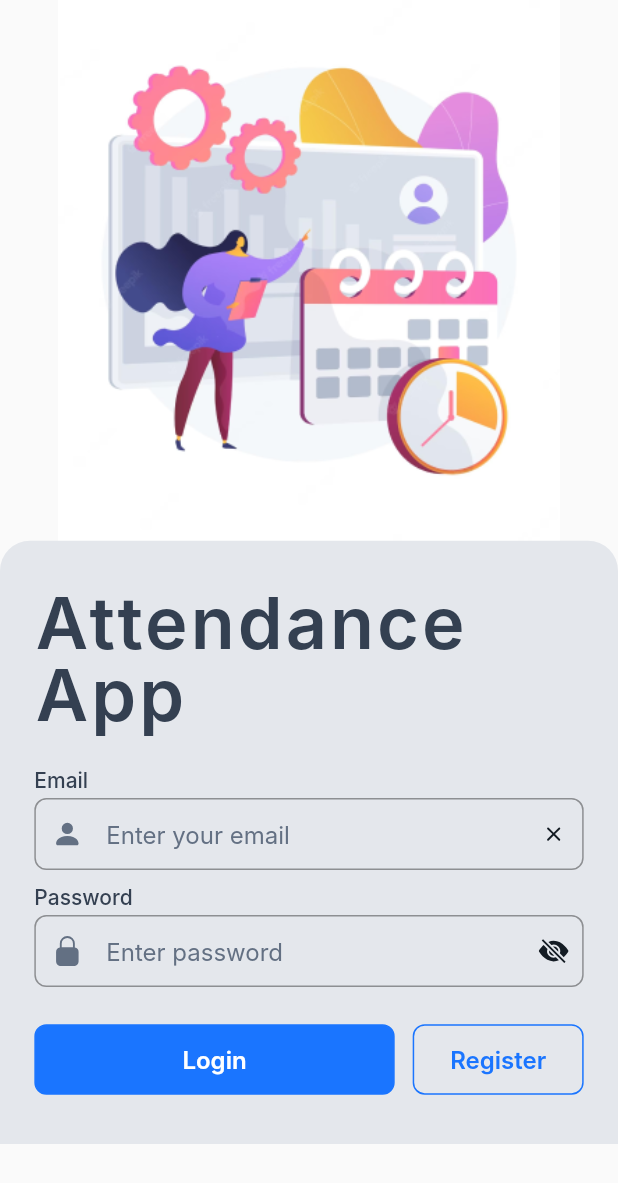
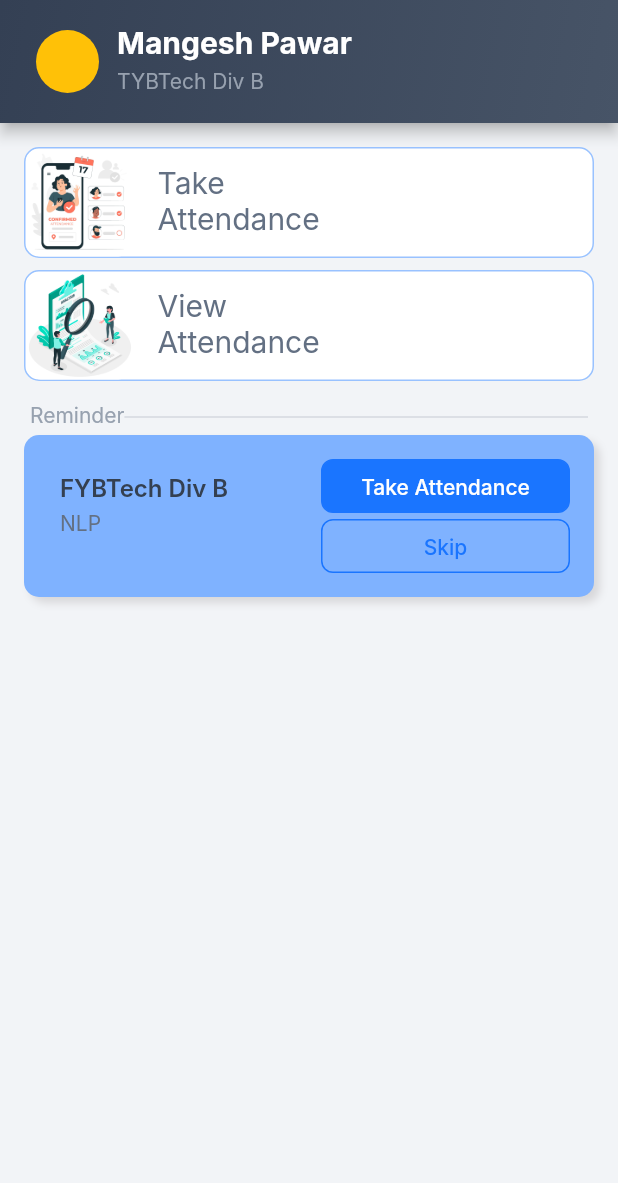
Before and after one commit to SunnyBun-ny/attendance_app_v2, a Flutter app: the screen it shows after launch, after a tap on "Login", on a phone screen of 412 x 824 dp. Shown: the top 1183 px of the screen. Run offline on Flutter 3.47's test engine with Material 2 defaults, Android fonts, the phone set to English and light mode, and no system bars; our stand-ins replace bootstrap_icons; Roboto replaces fonts that are missing (Inter).

Commit message:
Home Screen Added

```diff
--- a/lib/helpers/colors.dart
+++ b/lib/helpers/colors.dart
@@ -16,4 +16,6 @@ class AppColors {
 
   static get buttonColor => const Color(0xff1A75FF);
   static get buttonColorDisabled => const Color(0xffCCE0FF);
+  static get blue200 => const Color(0xff99C2FF);
+  static get blue300 => const Color(0xff7FB2FF);
 }
--- a/lib/helpers/fonts.dart
+++ b/lib/helpers/fonts.dart
@@ -5,6 +5,8 @@ class CustomFontStyle {
       fontSize: 14, fontWeight: FontWeight.w400, height: 1.3, color: color);
   static paraSMedium(Color color) => TextStyle(
       fontSize: 14, fontWeight: FontWeight.w500, height: 1.3, color: color);
+  static paraSSemi(Color color) => TextStyle(
+      fontSize: 14, fontWeight: FontWeight.w600, height: 1.3, color: color);
   static paraMRegular(Color color) => TextStyle(
       fontSize: 16, fontWeight: FontWeight.w400, height: 1.3, color: color);
   static paraMSemi(Color color) => TextStyle(
@@ -15,4 +17,34 @@ class CustomFontStyle {
       height: 1.01,
       color: color,
       letterSpacing: 2);
+  static subtitleBold(Color color) => TextStyle(
+        fontSize: 20,
+        fontWeight: FontWeight.w700,
+        height: 1.01,
+        color: color,
+      );
+  static subtitleMedium(Color color) => TextStyle(
+        fontSize: 20,
+        fontWeight: FontWeight.w500,
+        height: 1.01,
+        color: color,
+      );
+  static subtitleRegular(Color color) => TextStyle(
+        fontSize: 20,
+        fontWeight: FontWeight.w400,
+        height: 1.01,
+        color: color,
+      );
+  static captionM(Color color) => TextStyle(
+        fontSize: 14,
+        fontWeight: FontWeight.w500,
+        height: 1.01,
+        color: color,
+      );
+  static captionR(Color color) => TextStyle(
+        fontSize: 14,
+        fontWeight: FontWeight.w400,
+        height: 1.01,
+        color: color,
+      );
 }
--- a/lib/main.dart
+++ b/lib/main.dart
@@ -1,6 +1,8 @@
-import 'package:attendance_app_v2/modules/login_and_register/screenLogin.dart';
-import 'package:attendance_app_v2/modules/login_and_register/screenRegister.dart';
+import 'package:attendance_app_v2/modules/screenHome.dart';
 import 'package:flutter/material.dart';
+import 'package:attendance_app_v2/helpers/colors.dart';
+import 'modules/screenLogin.dart';
+import 'modules/screenRegister.dart';
 
 void main() {
   runApp(const AttendanceAppV2());
@@ -18,12 +20,13 @@ class _AttendanceAppV2State extends State<AttendanceAppV2> {
   Widget build(BuildContext context) {
     return MaterialApp(
       theme: ThemeData(
-        fontFamily: 'Inter',
-      ),
+          fontFamily: 'Inter',
+          scaffoldBackgroundColor: AppColors.neutralGrey100),
       initialRoute: ScreenLogin.route,
       routes: {
         ScreenLogin.route: (context) => ScreenLogin(),
-        ScreenRegister.route: (context) => ScreenRegister()
+        ScreenRegister.route: (context) => ScreenRegister(),
+        ScreenHome.route: (context) => ScreenHome(),
       },
     );
   }
--- /dev/null
+++ b/lib/modules/screenHome.dart
@@ -0,0 +1,177 @@
+import 'package:attendance_app_v2/helpers/colors.dart';
+import 'package:attendance_app_v2/helpers/fonts.dart';
+import 'package:attendance_app_v2/widgets/customClassroomCard.dart';
+import 'package:flutter/material.dart';
+
+class DataModel {
+  static String name = 'Mangesh Pawar';
+  static String designation = 'TYBTech Div B';
+}
+
+class ScreenHome extends StatefulWidget {
+  static String route = '/screen-home';
+  const ScreenHome({super.key});
+
+  @override
+  State<ScreenHome> createState() => _ScreenHomeState();
+}
+
+class _ScreenHomeState extends State<ScreenHome> {
+  @override
+  Widget build(BuildContext context) {
+    return SafeArea(
+      child: Scaffold(
+          appBar: AppBar(
+            toolbarHeight: 82,
+            backgroundColor: Colors.transparent,
+            flexibleSpace: Container(
+              decoration: const BoxDecoration(
+                gradient: LinearGradient(
+                    begin: Alignment.topLeft,
+                    end: Alignment.bottomRight,
+                    colors: <Color>[
+                      Color.fromARGB(255, 52, 64, 84),
+                      Color(0xff475467)
+                    ]),
+              ),
+              child: Padding(
+                padding: const EdgeInsets.all(20),
+                child: Row(
+                  children: [
+                    const CircleAvatar(
+                      backgroundColor: Colors.amber,
+                      radius: 25,
+                    ),
+                    const SizedBox(
+                      width: 8,
+                    ),
+                    Column(
+                        crossAxisAlignment: CrossAxisAlignment.start,
+                        children: [
+                          Text(DataModel.name,
+                              style:
+                                  CustomFontStyle.subtitleBold(Colors.white)),
+                          const SizedBox(
+                            height: 4,
+                          ),
+                          Text(DataModel.designation,
+                              style: CustomFontStyle.paraSRegular(
+                                  AppColors.neutralGrey400))
+                        ]),
+                  ],
+                ),
+              ),
+            ),
+            automaticallyImplyLeading: false,
+          ),
+          body: SingleChildScrollView(
+              child: Padding(
+            padding: const EdgeInsets.all(16),
+            child: Column(
+              children: [
+                _widgetMenuButtons('Take',
+                    const AssetImage('assets/images/take_att.jpg'), () {}),
+                const SizedBox(
+                  height: 8,
+                ),
+                _widgetMenuButtons('View',
+                    const AssetImage('assets/images/view_att.jpg'), () {}),
+                Padding(
+                  padding: const EdgeInsets.only(
+                    top: 16,
+                    bottom: 4,
+                    left: 4,
+                    right: 4,
+                  ),
+                  child: Row(
+                    mainAxisSize: MainAxisSize.max,
+                    children: [
+                      Text('Reminder',
+                          style: CustomFontStyle.captionR(
+                              AppColors.neutralGrey400)),
+                      Expanded(
+                        child: Divider(
+                          color: AppColors.neutralGrey300,
+                          thickness: 0.8,
+                        ),
+                      ),
+                    ],
+                  ),
+                ),
+                CustomClassroomCard(
+                  classroomName: 'FYBTech Div B',
+                  subjectName: 'NLP',
+                  onTap: () {},
+                  showButtons: true,
+                )
+              ],
+            ),
+          ))),
+    );
+  }
+
+  Widget _widgetMenuButtons(String name, AssetImage img, VoidCallback onTap) {
+    return InkWell(
+      onTap: onTap,
+      child: Container(
+        decoration: BoxDecoration(
+          borderRadius: BorderRadius.circular(10),
+          color: const Color.fromARGB(255, 255, 255, 255),
+          border: Border.all(
+            color: AppColors.blue200,
+            width: 1,
+          ),
+          // boxShadow: const [
+          //   BoxShadow(
+          //       color: Color.fromARGB(14, 56, 42, 42),
+          //       offset: Offset(4, 4),
+          //       spreadRadius: 0,
+          //       blurRadius: 4)
+          // ]
+        ),
+        child: Row(
+          mainAxisSize: MainAxisSize.max,
+          children: [
+            Container(
+              height: 72,
+              width: 72,
+              decoration: BoxDecoration(
+                image: DecorationImage(
+                  image: img,
+                ),
+                borderRadius: BorderRadius.circular(10),
+              ),
+            ),
+            const SizedBox(
+              width: 16,
+            ),
+            Column(
+              crossAxisAlignment: CrossAxisAlignment.start,
+              children: [
+                Text(
+                  name,
+                  style:
+                      CustomFontStyle.subtitleRegular(AppColors.neutralGrey500),
+                  softWrap: true,
+                  textWidthBasis: TextWidthBasis.parent,
+                  textAlign: TextAlign.left,
+                ),
+                const SizedBox(
+                  height: 4,
+                ),
+                Text(
+                  'Attendance',
+                  style:
+                      CustomFontStyle.subtitleRegular(AppColors.neutralGrey500),
+                  softWrap: true,
+                  textWidthBasis: TextWidthBasis.parent,
+                  textAlign: TextAlign.left,
+                ),
+              ],
+            )
+          ],
+        ),
+      ),
+    );
+  }
+}
--- a/lib/modules/login_and_register/screenRegister.dart
+++ b/lib/modules/screenLogin.dart
@@ -1,40 +1,37 @@
+import 'package:attendance_app_v2/helpers/colors.dart';
+import 'package:attendance_app_v2/helpers/fonts.dart';
 import 'package:attendance_app_v2/helpers/screenDetails.dart';
-import 'package:attendance_app_v2/modules/login_and_register/screenLogin.dart';
+import 'package:attendance_app_v2/modules/screenHome.dart';
+import 'package:attendance_app_v2/modules/screenRegister.dart';
+
+import 'package:attendance_app_v2/widgets/customButtons.dart';
+import 'package:attendance_app_v2/widgets/customTextFields.dart';
 import 'package:bootstrap_icons/bootstrap_icons.dart';
 import 'package:flutter/material.dart';
 
-import '../../helpers/colors.dart';
-import '../../helpers/fonts.dart';
-import '../../widgets/customButtons.dart';
-import '../../widgets/customTextFields.dart';
-
-class ScreenRegister extends StatefulWidget {
-  static String route = '/screen-register';
-  const ScreenRegister({super.key});
+class ScreenLogin extends StatefulWidget {
+  static String route = '/screen-login';
+  const ScreenLogin({super.key});
 
   @override
-  State<ScreenRegister> createState() => _ScreenRegisterState();
+  State<ScreenLogin> createState() => _ScreenLoginState();
 }
 
-class _ScreenRegisterState extends State<ScreenRegister> {
+class _ScreenLoginState extends State<ScreenLogin> {
   late TextEditingController _controllerEmail;
   late TextEditingController _controllerPassword;
-  late TextEditingController _controllerConfirmPassword;
   bool _obscureTextPassword = false;
-  bool _obscureTextConfirmPassword = false;
   @override
   void initState() {
     super.initState();
     _controllerEmail = TextEditingController();
     _controllerPassword = TextEditingController();
-    _controllerConfirmPassword = TextEditingController();
   }
 
   @override
   void dispose() {
     _controllerEmail.dispose();
     _controllerPassword.dispose();
-    _controllerConfirmPassword.dispose();
     super.dispose();
   }
 
@@ -46,8 +43,8 @@ class _ScreenRegisterState extends State<ScreenRegister> {
         child: Column(children: [
           Image.asset(
             'assets/images/login_vector.png',
-            height: context.height(270),
-            fit: BoxFit.fitWidth,
+            height: context.height(350),
+            fit: BoxFit.fitHeight,
           ),
           Container(
             padding: EdgeInsets.symmetric(
@@ -93,24 +90,6 @@ class _ScreenRegisterState extends State<ScreenRegister> {
                   });
                 },
               ),
-              const SizedBox(height: 8),
-              CustomTextfields(
-                controller: _controllerConfirmPassword,
-                labelText: 'Confirm Password',
-                hintText: 'Confirm password',
-                prefixIcon: BootstrapIcons.lock_fill,
-                suffixIcon: !_obscureTextConfirmPassword
-                    ? BootstrapIcons.eye_slash_fill
-                    : BootstrapIcons.eye_fill,
-                obscureText: _obscureTextConfirmPassword,
-                onTapSuffixIcon: () {
-                  setState(() {
-                    _obscureTextConfirmPassword
-                        ? _obscureTextConfirmPassword = false
-                        : _obscureTextConfirmPassword = true;
-                  });
-                },
-              ),
               SizedBox(
                 height: context.height(24),
               ),
@@ -119,19 +98,20 @@ class _ScreenRegisterState extends State<ScreenRegister> {
                   CustomButtons(
                     text: 'Login',
                     onTap: () {
-                      Navigator.of(context)
-                          .pushReplacementNamed(ScreenLogin.route);
+                      Navigator.of(context).pushNamed(ScreenHome.route);
                     },
-                    buttonVarient: ButtonVarient.outlined,
-                    buttonWidth: ButtonWidth.min,
+                    buttonWidth: ButtonWidth.max,
                     buttonSize: ButtonSize.large,
                   ),
                   const SizedBox(width: 12),
                   CustomButtons(
                     text: 'Register',
-                    onTap: () {},
+                    onTap: () {
+                      Navigator.of(context)
+                          .pushReplacementNamed(ScreenRegister.route);
+                    },
+                    buttonVarient: ButtonVarient.outlined,
                     buttonSize: ButtonSize.large,
-                    buttonWidth: ButtonWidth.max,
                   )
                 ],
               ),
--- a/lib/modules/login_and_register/screenLogin.dart
+++ b/lib/modules/screenRegister.dart
@@ -1,35 +1,41 @@
-import 'package:attendance_app_v2/helpers/colors.dart';
-import 'package:attendance_app_v2/helpers/fonts.dart';
 import 'package:attendance_app_v2/helpers/screenDetails.dart';
-import 'package:attendance_app_v2/modules/login_and_register/screenRegister.dart';
-import 'package:attendance_app_v2/widgets/customButtons.dart';
-import 'package:attendance_app_v2/widgets/customTextFields.dart';
+
+import 'package:attendance_app_v2/modules/screenLogin.dart';
 import 'package:bootstrap_icons/bootstrap_icons.dart';
 import 'package:flutter/material.dart';
 
-class ScreenLogin extends StatefulWidget {
-  static String route = '/screen-login';
-  const ScreenLogin({super.key});
+import '../../helpers/colors.dart';
+import '../../helpers/fonts.dart';
+import '../../widgets/customButtons.dart';
+import '../../widgets/customTextFields.dart';
+
+class ScreenRegister extends StatefulWidget {
+  static String route = '/screen-register';
+  const ScreenRegister({super.key});
 
   @override
-  State<ScreenLogin> createState() => _ScreenLoginState();
+  State<ScreenRegister> createState() => _ScreenRegisterState();
 }
 
-class _ScreenLoginState extends State<ScreenLogin> {
+class _ScreenRegisterState extends State<ScreenRegister> {
   late TextEditingController _controllerEmail;
   late TextEditingController _controllerPassword;
+  late TextEditingController _controllerConfirmPassword;
   bool _obscureTextPassword = false;
+  bool _obscureTextConfirmPassword = false;
   @override
   void initState() {
     super.initState();
     _controllerEmail = TextEditingController();
     _controllerPassword = TextEditingController();
+    _controllerConfirmPassword = TextEditingController();
   }
 
   @override
   void dispose() {
     _controllerEmail.dispose();
     _controllerPassword.dispose();
+    _controllerConfirmPassword.dispose();
     super.dispose();
   }
 
@@ -41,8 +47,8 @@ class _ScreenLoginState extends State<ScreenLogin> {
         child: Column(children: [
           Image.asset(
             'assets/images/login_vector.png',
-            height: context.height(350),
-            fit: BoxFit.fitHeight,
+            height: context.height(270),
+            fit: BoxFit.fitWidth,
           ),
           Container(
             padding: EdgeInsets.symmetric(
@@ -88,6 +94,24 @@ class _ScreenLoginState extends State<ScreenLogin> {
                   });
                 },
               ),
+              const SizedBox(height: 8),
+              CustomTextfields(
+                controller: _controllerConfirmPassword,
+                labelText: 'Confirm Password',
+                hintText: 'Confirm password',
+                prefixIcon: BootstrapIcons.lock_fill,
+                suffixIcon: !_obscureTextConfirmPassword
+                    ? BootstrapIcons.eye_slash_fill
+                    : BootstrapIcons.eye_fill,
+                obscureText: _obscureTextConfirmPassword,
+                onTapSuffixIcon: () {
+                  setState(() {
+                    _obscureTextConfirmPassword
+                        ? _obscureTextConfirmPassword = false
+                        : _obscureTextConfirmPassword = true;
+                  });
+                },
+              ),
               SizedBox(
                 height: context.height(24),
               ),
@@ -95,19 +119,20 @@ class _ScreenLoginState extends State<ScreenLogin> {
                 children: [
                   CustomButtons(
                     text: 'Login',
-                    onTap: () {},
-                    buttonWidth: ButtonWidth.max,
+                    onTap: () {
+                      Navigator.of(context)
+                          .pushReplacementNamed(ScreenLogin.route);
+                    },
+                    buttonVarient: ButtonVarient.outlined,
+                    buttonWidth: ButtonWidth.min,
                     buttonSize: ButtonSize.large,
                   ),
                   const SizedBox(width: 12),
                   CustomButtons(
                     text: 'Register',
-                    onTap: () {
-                      Navigator.of(context)
-                          .pushReplacementNamed(ScreenRegister.route);
-                    },
-                    buttonVarient: ButtonVarient.outlined,
+                    onTap: () {},
                     buttonSize: ButtonSize.large,
+                    buttonWidth: ButtonWidth.max,
                   )
                 ],
               ),
--- a/lib/widgets/customButtons.dart
+++ b/lib/widgets/customButtons.dart
@@ -94,8 +94,21 @@ class _CustomButtonsState extends State<CustomButtons> {
                           : const SizedBox.shrink(),
                       Text(
                         widget.text,
-                        style: CustomFontStyle.paraMSemi(
-                          widget.buttonVarient == ButtonVarient.outlined &&
+                        style: widget.buttonSize == ButtonSize.small
+                            ? CustomFontStyle.paraSMedium(
+                                widget.buttonVarient ==
+                                            ButtonVarient.outlined &&
+                                        widget.enabled
+                                    ? AppColors.buttonColor
+                                    : widget.buttonVarient ==
+                                                ButtonVarient.outlined &&
+                                            !widget.enabled
+                                        ? AppColors.buttonColorDisabled
+                                        : Colors.white,
+                              )
+                            : CustomFontStyle.paraMSemi(
+                                widget.buttonVarient ==
+                                            ButtonVarient.outlined &&
                                         widget.enabled
                                     ? AppColors.buttonColor
                                     : widget.buttonVarient ==
--- /dev/null
+++ b/lib/widgets/customClassroomCard.dart
@@ -0,0 +1,92 @@
+import 'package:attendance_app_v2/helpers/colors.dart';
+import 'package:attendance_app_v2/helpers/fonts.dart';
+import 'package:attendance_app_v2/widgets/customButtons.dart';
+import 'package:flutter/material.dart';
+
+class CustomClassroomCard extends StatelessWidget {
+  String classroomName;
+  String subjectName;
+  VoidCallback onTap;
+  bool showButtons;
+  VoidCallback? onTapSkip;
+  VoidCallback? onTapTakeAttendance;
+  CustomClassroomCard(
+      {super.key,
+      required this.classroomName,
+      required this.subjectName,
+      required this.onTap,
+      this.showButtons = false,
+      this.onTapSkip,
+      this.onTapTakeAttendance});
+
+  @override
+  Widget build(BuildContext context) {
+    return Container(
+      padding: const EdgeInsets.all(16),
+      decoration: BoxDecoration(
+          color: AppColors.blue300,
+          borderRadius: BorderRadius.circular(10),
+          boxShadow: const [
+            BoxShadow(
+                color: Color.fromARGB(36, 56, 42, 42),
+                offset: Offset(4, 4),
+                spreadRadius: 0,
+                blurRadius: 4)
+          ]),
+      child: Row(
+        mainAxisAlignment: MainAxisAlignment.start,
+        crossAxisAlignment: CrossAxisAlignment.start,
+        mainAxisSize: MainAxisSize.max,
+        children: [
+          Expanded(
+            child: Padding(
+              padding: const EdgeInsets.all(8.0),
+              child: Column(
+                mainAxisSize: MainAxisSize.min,
+                crossAxisAlignment: CrossAxisAlignment.start,
+                mainAxisAlignment: MainAxisAlignment.start,
+                children: [
+                  Text(classroomName,
+                      style:
+                          CustomFontStyle.paraMSemi(AppColors.neutralGrey700)),
+                  const SizedBox(
+                    height: 4,
+                  ),
+                  Text(subjectName,
+                      style: CustomFontStyle.paraSRegular(
+                        AppColors.neutralGrey500,
+                      ))
+                ],
+              ),
+            ),
+          ),
+          const SizedBox(
+            width: 16,
+          ),
+          showButtons
+              ? Expanded(
+                  child: Column(
+                    children: [
+                      CustomButtons(
+                        onTap: onTapSkip ?? () {},
+                        text: 'Take Attendance',
+                        buttonSize: ButtonSize.small,
+                      ),
+                      const SizedBox(
+                        height: 4,
+                      ),
+                      CustomButtons(
+                        onTap: onTapTakeAttendance ?? () {},
+                        text: 'Skip',
+                        buttonVarient: ButtonVarient.outlined,
+                        buttonSize: ButtonSize.small,
+                      )
+                    ],
+                  ),
+                )
+              : const SizedBox.shrink()
+        ],
+      ),
+    );
+  }
+}
```
Also changed, not shown: assets/images/take_att.jpg (added), assets/images/view_att.jpg (added). Lines whose indentation alone changed are shown as unchanged.
